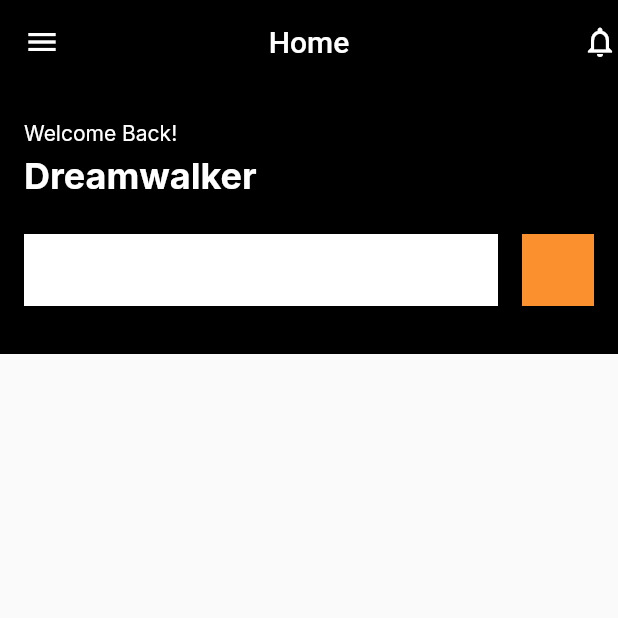
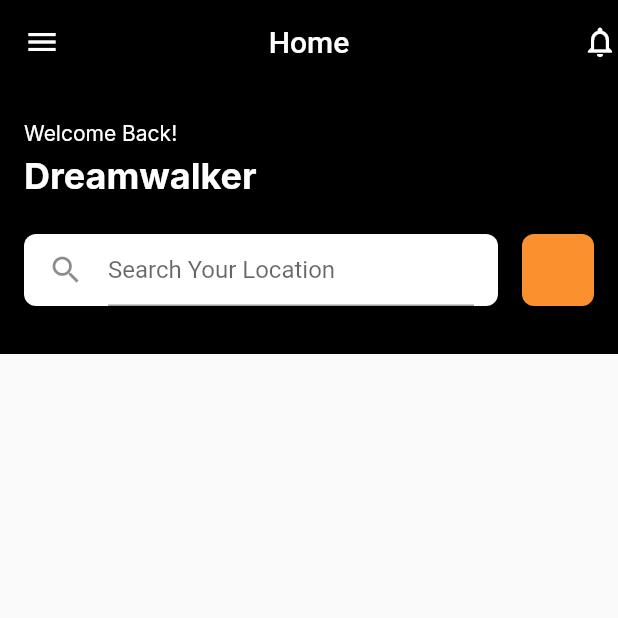
Before and after one commit to JAICHANGPARK/flutter_notebook_chapter_24, a Flutter app: the PropertyMainPage screen opened directly, on a phone screen of 412 x 824 dp, the top half of it. Run offline on Flutter 3.47's test engine with Material 2 defaults, Android fonts, the phone set to English and light mode, and no system bars; our stand-ins replace flutter_riverpod, freezed_annotation, google_fonts, ionicons, percent_indicator; missing offline and left inert: crypto_font_icons; network calls fail.

Commit message:
Update property_main_page.dart

```diff
--- a/lib/ep1393_property_app/view/property_main_page.dart
+++ b/lib/ep1393_property_app/view/property_main_page.dart
@@ -59,6 +59,14 @@ class _PropertyMainPageState extends State<PropertyMainPage> {
                             child: Container(
                               decoration: BoxDecoration(
                                 color: Colors.white,
+                                borderRadius: BorderRadius.circular(8),
+                              ),
+                              padding: EdgeInsets.symmetric(horizontal: 16),
+                              child: TextField(
+                                decoration: InputDecoration(
+                                  icon: Icon(Icons.search),
+                                  hintText: "Search Your Location"
+                                ),
                               ),
                             ),
                           ),
@@ -70,6 +78,7 @@ class _PropertyMainPageState extends State<PropertyMainPage> {
                             height: 48,
                             decoration: BoxDecoration(
                               color: Color(0xfffa902e),
+                              borderRadius: BorderRadius.circular(8),
                             ),
                           )
                         ],
```
